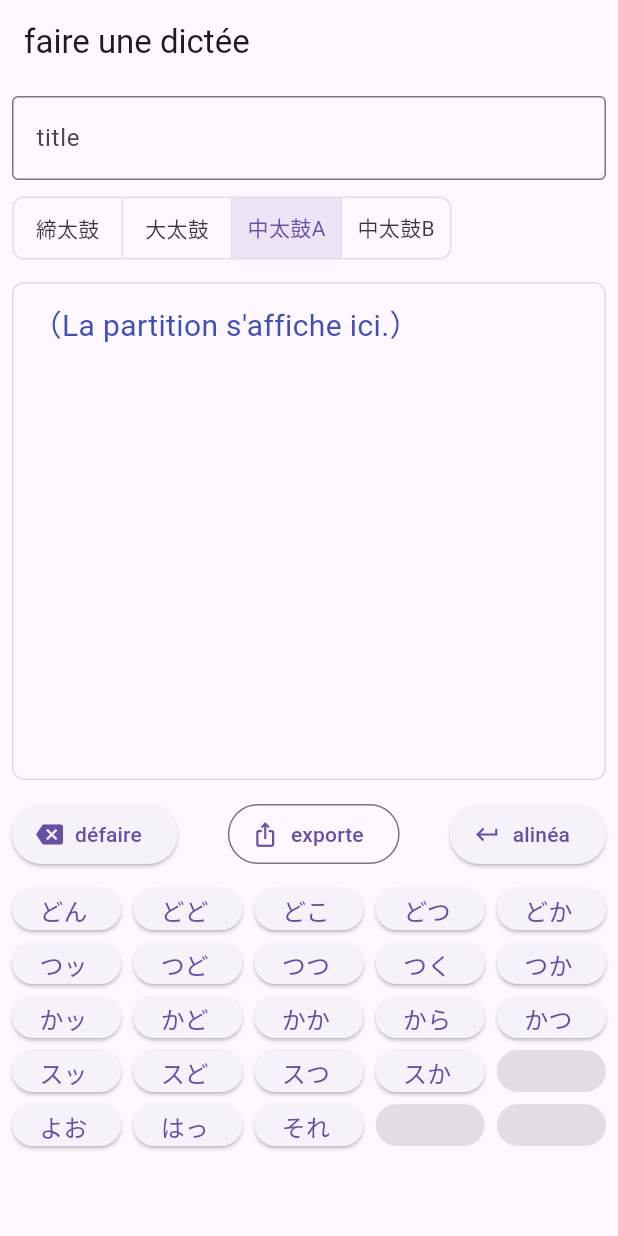
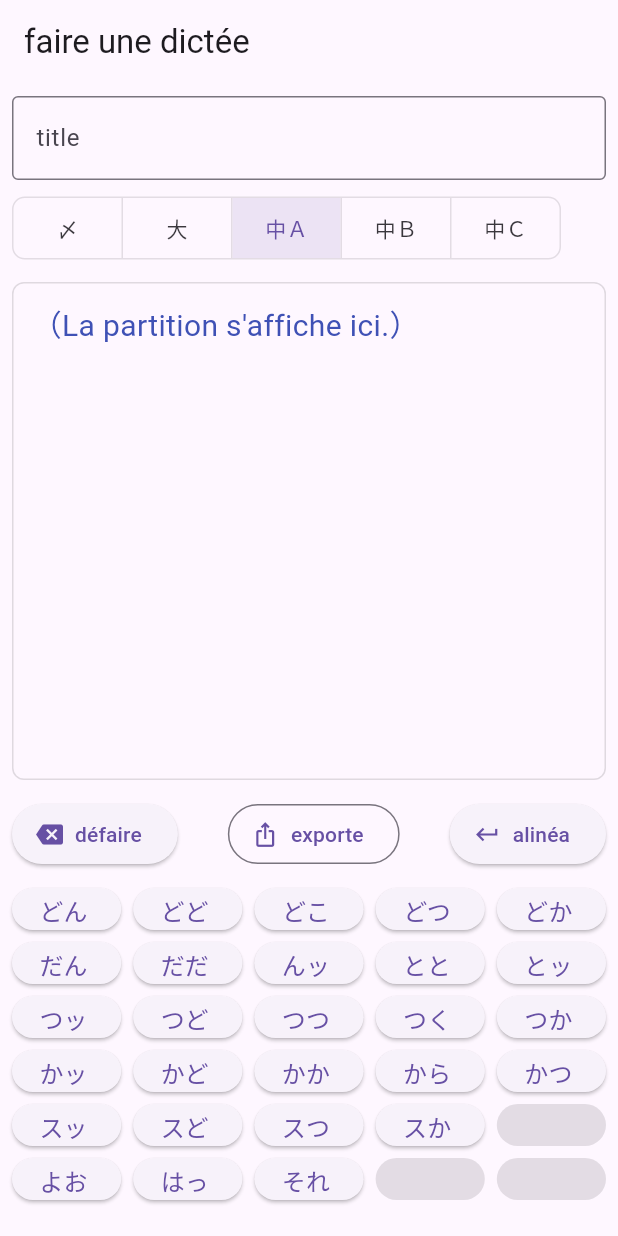
Before and after one commit to dongri727/Doko-Don, a Flutter app: the screen it shows after launch, on a phone screen of 412 x 824 dp. Run offline on Flutter 3.47's test engine with Material 3 defaults, Android fonts, the phone set to English and light mode, and no system bars; our stand-ins replace share_plus.

Commit message:
音符を分離

```diff
--- a/lib/home_page.dart
+++ b/lib/home_page.dart
@@ -5,35 +5,10 @@ import 'package:provider/provider.dart';
 import 'package:path_provider/path_provider.dart';
 import 'package:share_plus/share_plus.dart';
 import 'home_model.dart';
+import 'notes.dart';
 
 class HomePage extends StatelessWidget {
-  final items = [
-    'どん ',
-    'どど ',
-    'どこ ',
-    'どつ ',
-    'どか ',
-    'つッ ',
-    'つど ',
-    'つつ ',
-    'つく ',
-    'つか ',
-    'かッ ',
-    'かど ',
-    'かか ',
-    'から ',
-    'かつ ',
-    'スッ ',
-    'スど ',
-    'スつ ',
-    'スか ',
-    '',
-    'よお ',
-    'はっ ',
-    'それ ',
-    '',
-    ''
-  ];
+  final items = notes;
 
   HomePage({super.key});
 
@@ -69,15 +44,16 @@ class HomePage extends StatelessWidget {
                 Padding(
                   padding: const EdgeInsets.fromLTRB(8, 0, 8, 4),
                   child: ToggleButtons(
-                    isSelected: List.generate(4, (i) => i == model.partIndex),
+                    isSelected: List.generate(5, (i) => i == model.partIndex),
                     onPressed: (i) => model.setPartIndex(i),
                     borderRadius: BorderRadius.circular(8),
                     constraints: const BoxConstraints(minHeight: 40, minWidth: 72),
                     children: const [
-                      Padding(padding: EdgeInsets.symmetric(horizontal: 8), child: Text('締太鼓')),
-                      Padding(padding: EdgeInsets.symmetric(horizontal: 8), child: Text('大太鼓')),
-                      Padding(padding: EdgeInsets.symmetric(horizontal: 8), child: Text('中太鼓A')),
-                      Padding(padding: EdgeInsets.symmetric(horizontal: 8), child: Text('中太鼓B')),
+                      Padding(padding: EdgeInsets.symmetric(horizontal: 8), child: Text('〆')),
+                      Padding(padding: EdgeInsets.symmetric(horizontal: 8), child: Text('大')),
+                      Padding(padding: EdgeInsets.symmetric(horizontal: 8), child: Text('中Ａ')),
+                      Padding(padding: EdgeInsets.symmetric(horizontal: 8), child: Text('中Ｂ')),
+                      Padding(padding: EdgeInsets.symmetric(horizontal: 8), child: Text('中Ｃ')),
                     ],
                   ),
                 ),
--- /dev/null
+++ b/lib/notes.dart
@@ -0,0 +1,32 @@
+final notes = [
+'どん ',
+'どど ',
+'どこ ',
+'どつ ',
+'どか ',
+'だん ',
+'だだ ',
+'んッ ',
+'とと ',
+'とッ ',
+'つッ ',
+'つど ',
+'つつ ',
+'つく ',
+'つか ',
+'かッ ',
+'かど ',
+'かか ',
+'から ',
+'かつ ',
+'スッ ',
+'スど ',
+'スつ ',
+'スか ',
+'',
+'よお ',
+'はっ ',
+'それ ',
+'',
+''
+];
```
